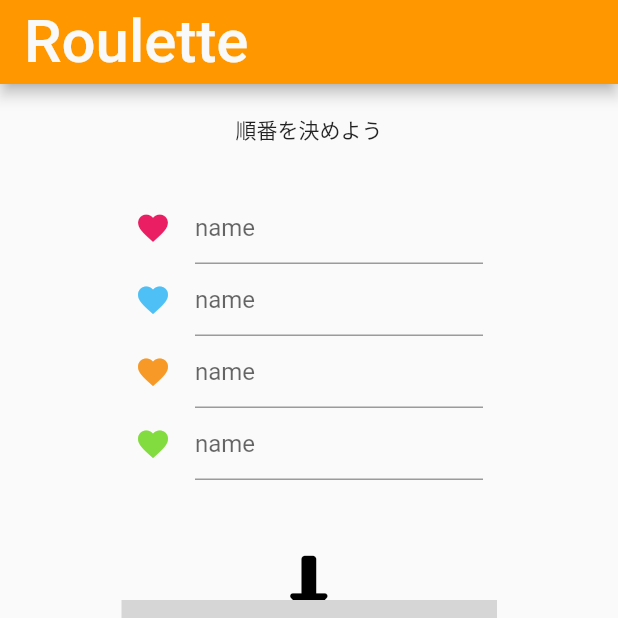
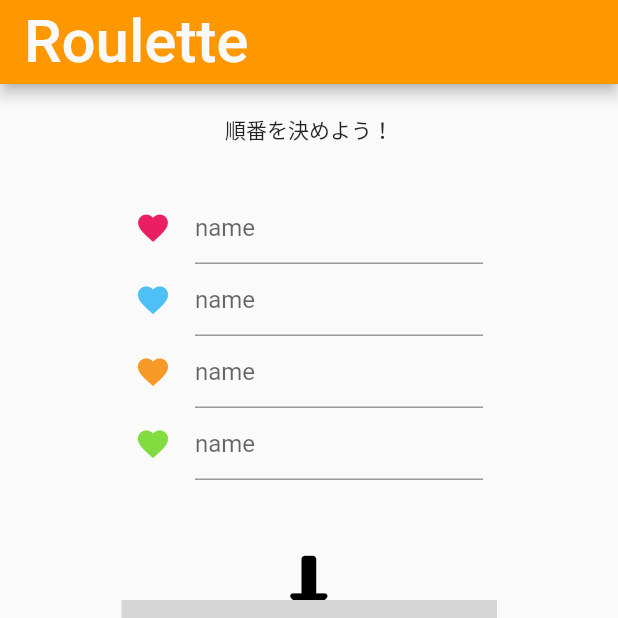
Before and after one commit to uekari/my_appaaa, a Flutter app: the screen it shows after launch, item 2 of the bottom bar chosen, on a phone screen of 412 x 824 dp, the top half of it. Run offline on Flutter 3.47's test engine with Material 2 defaults, Android fonts, the phone set to English and light mode, and no system bars; our stand-ins replace flutter_local_notifications, flutter_slidable, font_awesome_flutter, google_fonts; missing offline and left inert: roulette; network calls fail; grey boxes are pictures that could not be loaded.

Commit message:
11231620

```diff
--- a/lib/next3.dart
+++ b/lib/next3.dart
@@ -110,7 +110,7 @@ class _HomePageState extends State<HomePage>
               top: 20,
             ),
           ),
-          Text("順番を決めよう"),
+          Text("順番を決めよう！"),
           Column(
             children: [
               Padding(
```
